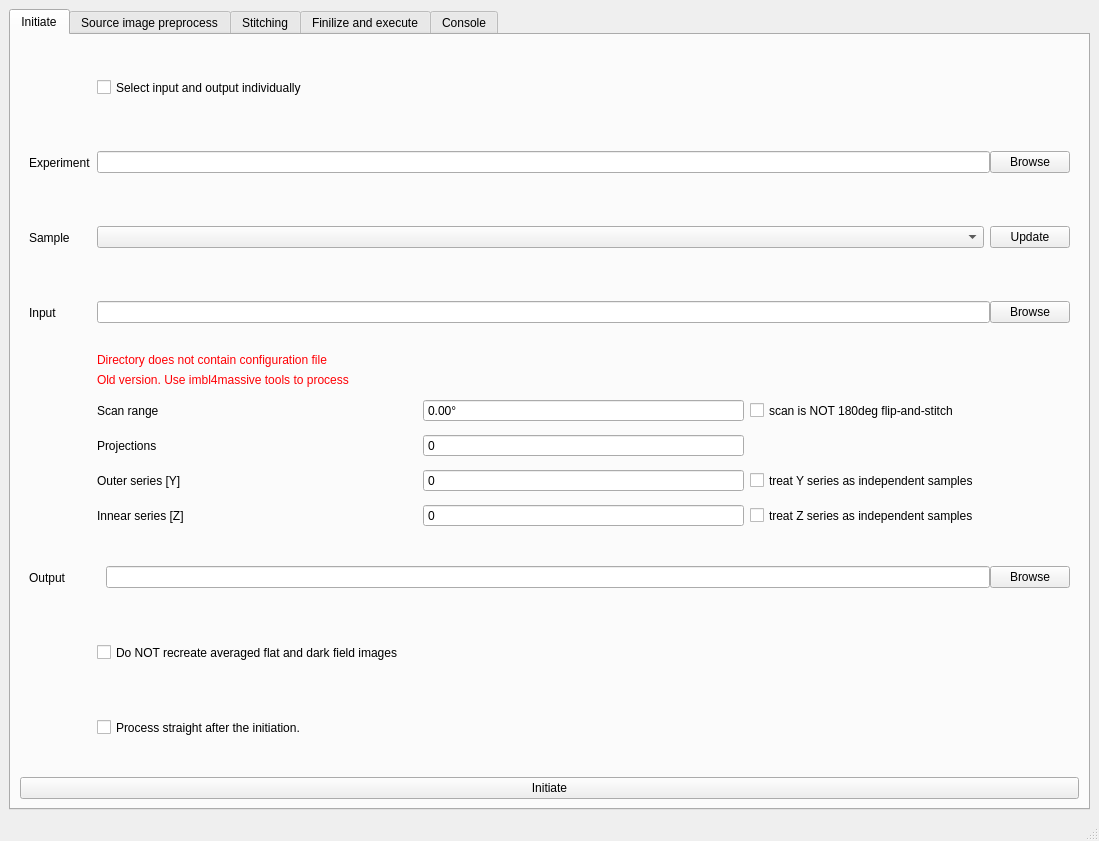
Qt form share/imbl-ui.ui (AustralianSynchrotron/imblproc) before a commit.
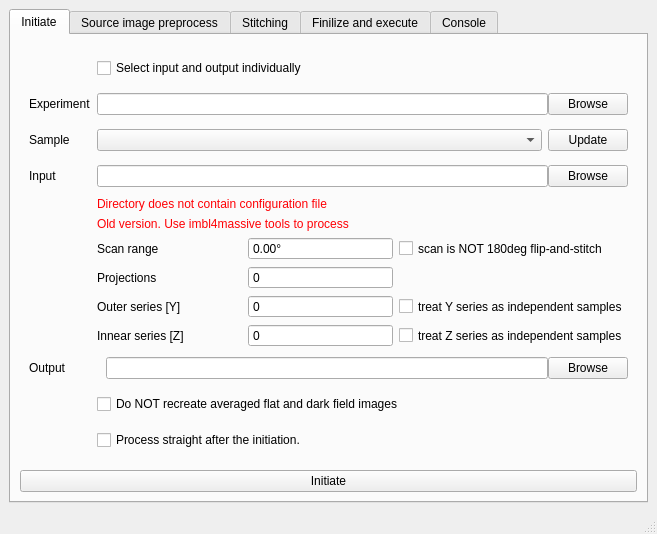
The same form after that commit. The open tabs and pages were chosen to show the change. Icons and pictures are not drawn.

Patch:
```diff
--- a/share/imbl-ui.ui
+++ b/share/imbl-ui.ui
@@ -6,8 +6,8 @@
    <rect>
     <x>0</x>
     <y>0</y>
-    <width>1099</width>
-    <height>841</height>
+    <width>657</width>
+    <height>534</height>
    </rect>
   </property>
   <property name="windowTitle">
```
Left out of the diff: 10 changed lines with no effect on the pictures.
